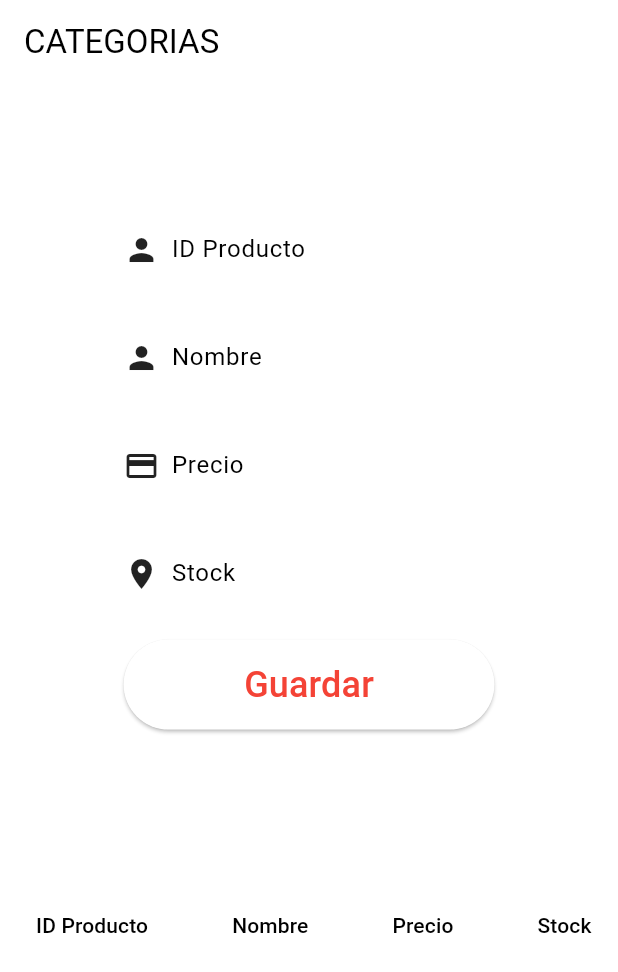
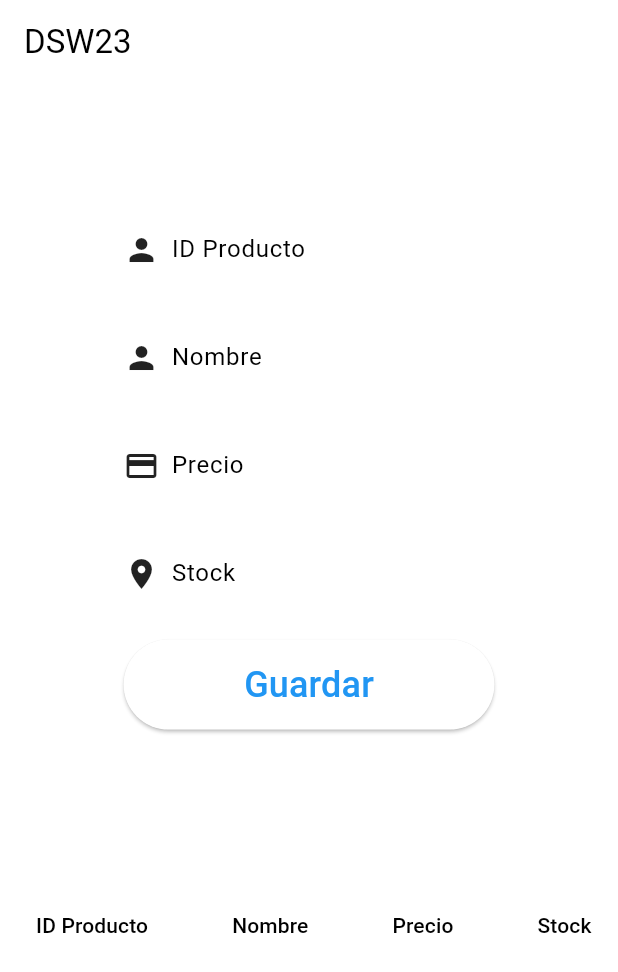
Before and after one commit to elsymerino/eval2_sis23, a Flutter app: the screen it shows after launch, on a phone screen of 412 x 824 dp. Shown: the top 972 px of the screen. Run offline on Flutter 3.47's test engine with Material 2 defaults, Android fonts, the light colour scheme and no system bars; our stand-ins replace cloud_firestore, firebase_core; accounts and stored records are empty.

Commit message:
Cambio de titulo y cambio de color

```diff
--- a/lib/main.dart
+++ b/lib/main.dart
@@ -18,10 +18,10 @@ class MyApp extends StatelessWidget {
       debugShowCheckedModeBanner: false,
       title: 'Crud Firebase',
       theme: ThemeData(
-        colorScheme: ColorScheme.fromSwatch(primarySwatch: Colors.red),
+        colorScheme: ColorScheme.fromSwatch(primarySwatch: Colors.blue),
         useMaterial3: true,
       ),
-      home: const MyHomePage(title: 'CATEGORIAS'),
+      home: const MyHomePage(title: 'DSW23'),
     );
   }
 }
@@ -159,8 +159,7 @@ class ListaRegistros extends StatelessWidget {
   @override
   Widget build(BuildContext context) {
     return StreamBuilder<QuerySnapshot>(
-      stream:
-          FirebaseFirestore.instance.collection('tb-productos').snapshots(),
+      stream: FirebaseFirestore.instance.collection('tb-productos').snapshots(),
       builder: (context, snapshot) {
         if (!snapshot.hasData) {
           return CircularProgressIndicator();
```
